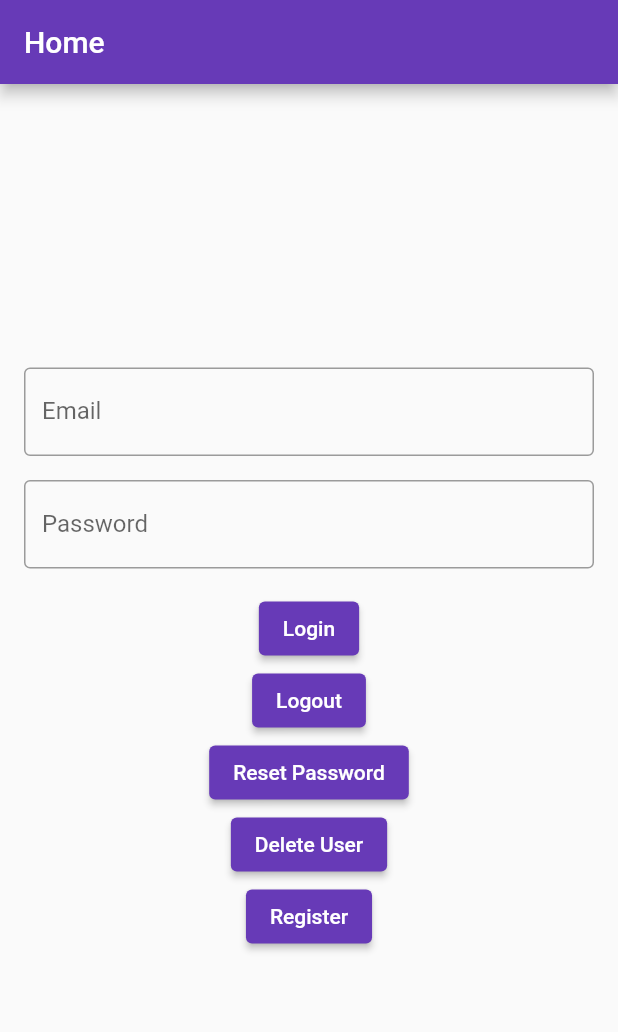
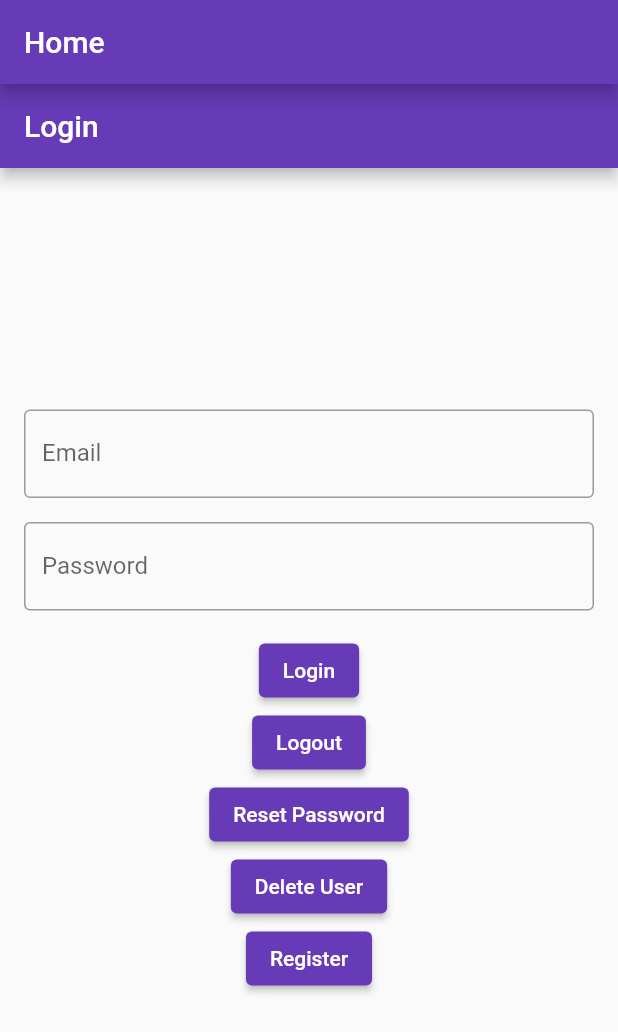
Before and after one commit to ShlokBharadwaj/no-notes, a Flutter app: the screen it shows after launch, on a phone screen of 412 x 824 dp. Shown: the top 1032 px of the screen. Run offline on Flutter 3.47's test engine with Material 2 defaults, Android fonts, the phone set to English and light mode, and no system bars; our stand-ins replace firebase_auth, firebase_core; accounts and stored records are empty; generated files the repository leaves out were written again.

Commit message:
Add: Route from Register to Login page

```diff
--- a/lib/views/login_view.dart
+++ b/lib/views/login_view.dart
@@ -28,7 +28,9 @@ class _LoginViewState extends State<LoginView> {
 
   @override
   Widget build(BuildContext context) {
-    return Padding(
+    return Scaffold(
+      appBar: AppBar(title: const Text("Login")),
+      body: Padding(
         padding: const EdgeInsets.all(16.0),
         child: Column(
           mainAxisAlignment: MainAxisAlignment.center,
@@ -143,6 +145,7 @@ class _LoginViewState extends State<LoginView> {
                 child: const Text("Register"))
           ],
         ),
+      ),
     );
   }
 }
--- a/lib/views/register_view.dart
+++ b/lib/views/register_view.dart
@@ -77,6 +77,14 @@ class _RegisterViewState extends State<RegisterView> {
               },
               child: const Text('Register'),
             ),
+            ElevatedButton(
+                onPressed: () {
+                  Navigator.of(context).pushNamedAndRemoveUntil(
+                    '/login',
+                    (route) => false,
+                  );
+                },
+                child: const Text("Already Registered? Login here!"))
           ],
         ),
       ),
```
Lines whose indentation alone changed are shown as unchanged.
